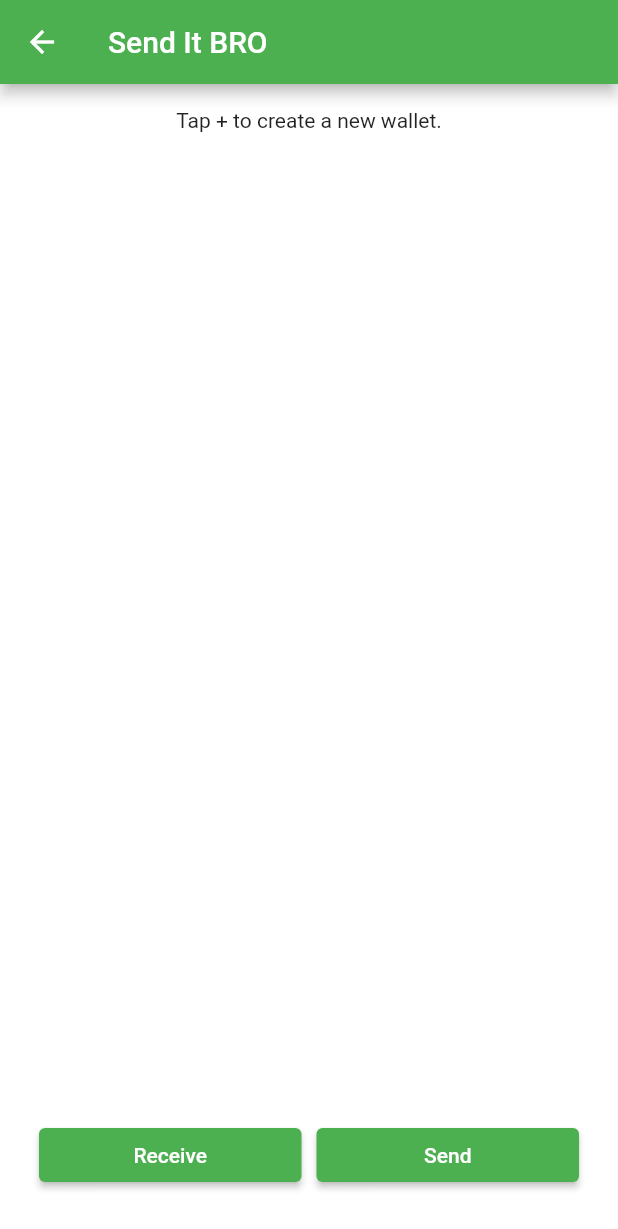
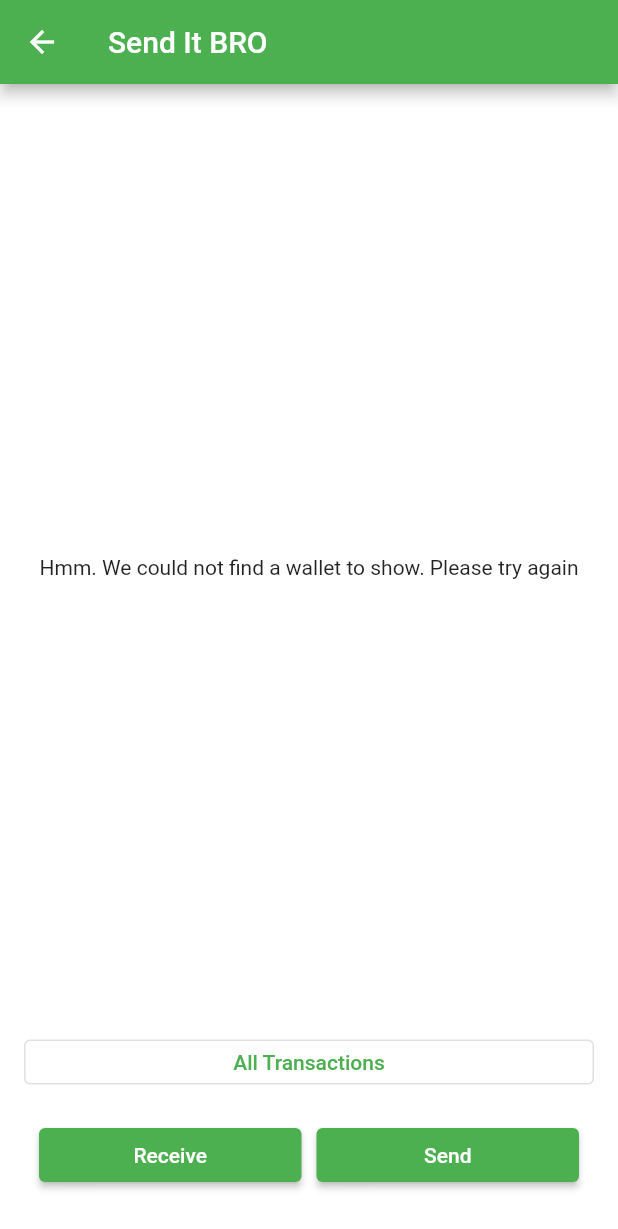
Before and after one commit to arborwallet/arbor-wallet, a Flutter app: the ExpandedInfoScreen screen opened directly with empty values, on a phone screen of 412 x 824 dp. Shown: the top 1229 px of the screen. Run offline on Flutter 3.47's test engine with Material 2 defaults, Android fonts, the phone set to English and light mode, and no system bars; our stand-ins replace hive, hive_flutter; accounts and stored records are empty.

Commit message:
Add all transactions button

```diff
--- a/lib/utils/expanded_info_page.dart
+++ b/lib/utils/expanded_info_page.dart
@@ -43,13 +43,14 @@ class _ExpandedInfoPageState extends State<ExpandedInfoPage> {
   Widget build(BuildContext context) {
     return Column(
       children: [
-        ValueListenableBuilder(
+        Expanded(
+          child: ValueListenableBuilder(
             valueListenable: walletBox.listenable(),
             builder: (context, Box box, widget) {
 
               if (box.isEmpty) {
                 return const Center(
-                child: Text('Tap + to create a new wallet.'),
+                  child: Text('Hmm. We could not find a wallet to show. Please try again'),
                 );
               } else {
                 var walletData = walletBox.getAt(index);
@@ -121,19 +122,26 @@ class _ExpandedInfoPageState extends State<ExpandedInfoPage> {
               }
             },
           ),
-        const Spacer(),
+        ),
+
+        OutlinedButton(
+            style: ElevatedButton.styleFrom(
+              minimumSize: Size(double.infinity, 30), // double.infinity is the width and 30 is the height
+            ),
+            onPressed: () {},
+            child: Text('All Transactions')
+        ),
         ListTile(
           contentPadding: EdgeInsets.all(10.0),//change for side padding
           title: Row(
             children: <Widget>[
-              Expanded(child: ElevatedButton(onPressed: () {},child: Text("Receive"))),
+              Expanded(child: ElevatedButton(onPressed: () {},child: Text('Receive'))),
               SizedBox(width: 10),
-              Expanded(child: ElevatedButton(onPressed: () {},child: Text("Send"))),
+              Expanded(child: ElevatedButton(onPressed: () {},child: Text('Send'))),
             ],
           ),
         )
-      ],
+      ]
     );
-
   }
 }
```
Lines whose indentation alone changed are shown as unchanged.
